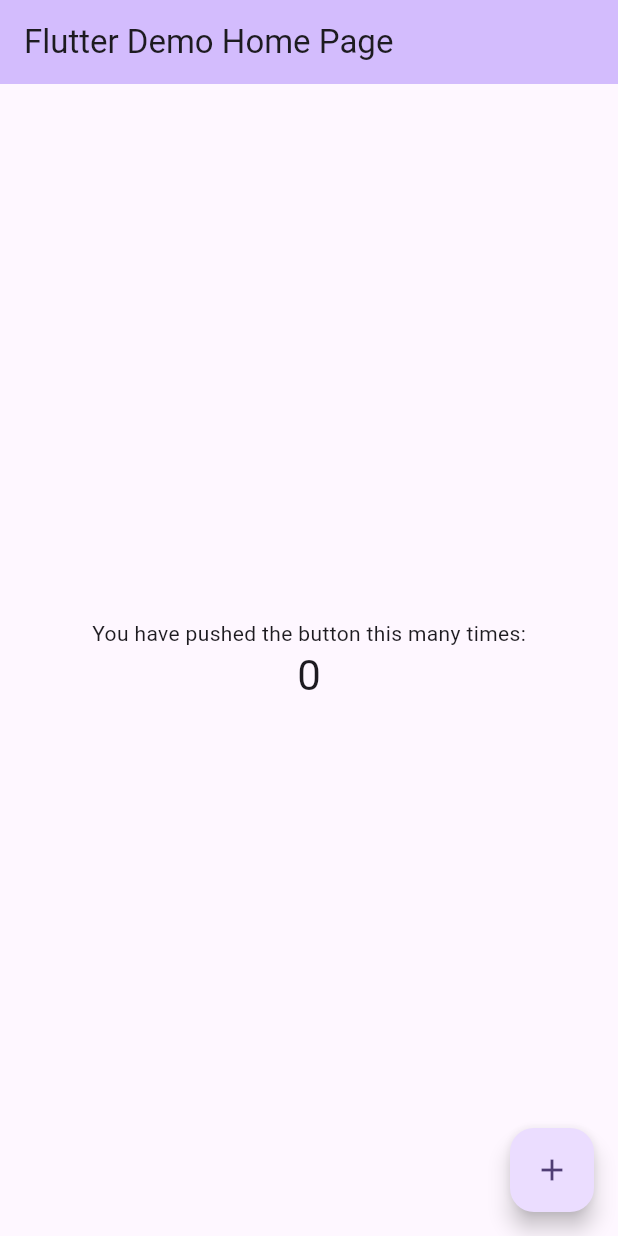
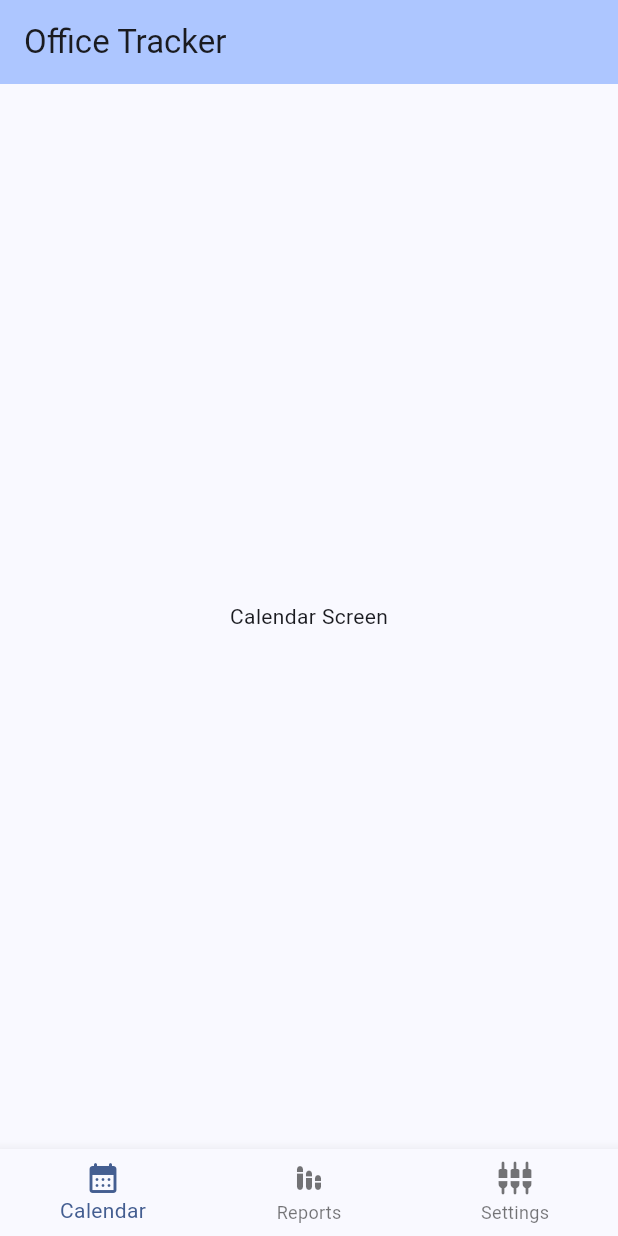
Before and after one commit to fmolina199/office-tracker, a Flutter app: the screen it shows after launch, on a phone screen of 412 x 824 dp. Run offline on Flutter 3.47's test engine with Material 3 defaults, Android fonts, the phone set to English and light mode, and no system bars; our stand-ins replace flutter_local_notifications, geolocator, logger.

Commit message:
Basic Structure

```diff
--- /dev/null
+++ b/lib/constants/colors.dart
@@ -0,0 +1,3 @@
+import 'package:flutter/material.dart';
+
+const mainColor = Colors.blueAccent;
--- a/lib/main.dart
+++ b/lib/main.dart
@@ -1,134 +1,8 @@
 import 'package:flutter/material.dart';
-import 'package:office_tracker/services/location_service.dart';
+import 'package:office_tracker/screens/main_app.dart';
 import 'package:office_tracker/utils/logging_util.dart';
 
 void main() {
   LoggingUtil.configure();
-  runApp(const MyApp());
+  runApp(const MainApp());
 }
-
-class MyApp extends StatelessWidget {
-  const MyApp({super.key});
-
-  // This widget is the root of your application.
-  @override
-  Widget build(BuildContext context) {
-    return MaterialApp(
-      title: 'Flutter Demo',
-      theme: ThemeData(
-        // This is the theme of your application.
-        //
-        // TRY THIS: Try running your application with "flutter run". You'll see
-        // the application has a purple toolbar. Then, without quitting the app,
-        // try changing the seedColor in the colorScheme below to Colors.green
-        // and then invoke "hot reload" (save your changes or press the "hot
-        // reload" button in a Flutter-supported IDE, or press "r" if you used
-        // the command line to start the app).
-        //
-        // Notice that the counter didn't reset back to zero; the application
-        // state is not lost during the reload. To reset the state, use hot
-        // restart instead.
-        //
-        // This works for code too, not just values: Most code changes can be
-        // tested with just a hot reload.
-        colorScheme: ColorScheme.fromSeed(seedColor: Colors.deepPurple),
-      ),
-      home: const MyHomePage(title: 'Flutter Demo Home Page'),
-    );
-  }
-}
-
-class MyHomePage extends StatefulWidget {
-  const MyHomePage({super.key, required this.title});
-
-  // This widget is the home page of your application. It is stateful, meaning
-  // that it has a State object (defined below) that contains fields that affect
-  // how it looks.
-
-  // This class is the configuration for the state. It holds the values (in this
-  // case the title) provided by the parent (in this case the App widget) and
-  // used by the build method of the State. Fields in a Widget subclass are
-  // always marked "final".
-
-  final String title;
-
-  @override
-  State<MyHomePage> createState() => _MyHomePageState();
-}
-
-class _MyHomePageState extends State<MyHomePage> {
-  final _log = LoggingUtil('_MyHomePageState');
-  int _counter = 0;
-  GeoPosition? _currentLocation;
-
-
-  Future<void> _incrementCounter() async {
-    _log.info('Calling _incrementCounter');
-    final location = await LocationService.instance;
-    final newLocation = await location.getLocation();
-    setState(() {
-      // This call to setState tells the Flutter framework that something has
-      // changed in this State, which causes it to rerun the build method below
-      // so that the display can reflect the updated values. If we changed
-      // _counter without calling setState(), then the build method would not be
-      // called again, and so nothing would appear to happen.
-      _counter++;
-      _currentLocation=newLocation;
-    });
-  }
-
-  @override
-  Widget build(BuildContext context) {
-    // This method is rerun every time setState is called, for instance as done
-    // by the _incrementCounter method above.
-    //
-    // The Flutter framework has been optimized to make rerunning build methods
-    // fast, so that you can just rebuild anything that needs updating rather
-    // than having to individually change instances of widgets.
-    return Scaffold(
-      appBar: AppBar(
-        // TRY THIS: Try changing the color here to a specific color (to
-        // Colors.amber, perhaps?) and trigger a hot reload to see the AppBar
-        // change color while the other colors stay the same.
-        backgroundColor: Theme.of(context).colorScheme.inversePrimary,
-        // Here we take the value from the MyHomePage object that was created by
-        // the App.build method, and use it to set our appbar title.
-        title: Text(widget.title),
-      ),
-      body: Center(
-        // Center is a layout widget. It takes a single child and positions it
-        // in the middle of the parent.
-        child: Column(
-          // Column is also a layout widget. It takes a list of children and
-          // arranges them vertically. By default, it sizes itself to fit its
-          // children horizontally, and tries to be as tall as its parent.
-          //
-          // Column has various properties to control how it sizes itself and
-          // how it positions its children. Here we use mainAxisAlignment to
-          // center the children vertically; the main axis here is the vertical
-          // axis because Columns are vertical (the cross axis would be
-          // horizontal).
-          //
-          // TRY THIS: Invoke "debug painting" (choose the "Toggle Debug Paint"
-          // action in the IDE, or press "p" in the console), to see the
-          // wireframe for each widget.
-          mainAxisAlignment: MainAxisAlignment.center,
-          children: <Widget>[
-            const Text('You have pushed the button this many times:'),
-            Text(
-              (_currentLocation == null)
-                  ? '$_counter'
-                  : 'Location: $_currentLocation',
-              style: Theme.of(context).textTheme.headlineMedium,
-            ),
-          ],
-        ),
-      ),
-      floatingActionButton: FloatingActionButton(
-        onPressed: _incrementCounter,
-        tooltip: 'Increment',
-        child: const Icon(Icons.add),
-      ), // This trailing comma makes auto-formatting nicer for build methods.
-    );
-  }
-}
--- /dev/null
+++ b/lib/model/settings.dart
@@ -0,0 +1,20 @@
+class Settings {
+  final int reportMonthSize;
+  final int reportStartMonth;
+
+  Settings({
+    required this.reportMonthSize,
+    required this.reportStartMonth,
+  });
+
+  Map<String, dynamic> toJson() {
+    return {
+      'reportMonthSize': reportMonthSize,
+      'reportStartMonth': reportStartMonth,
+    };
+  }
+
+  Settings.fromJson(Map<String, dynamic> json)
+      : reportMonthSize = int.parse(json['reportMonthSize']),
+        reportStartMonth = int.parse(json['reportStartMonth']);
+}
--- /dev/null
+++ b/lib/screens/calendar_screen.dart
@@ -0,0 +1,15 @@
+import 'package:flutter/material.dart';
+
+class CalendarScreen extends StatefulWidget {
+  const CalendarScreen({super.key});
+
+  @override
+  State<CalendarScreen> createState() => _CalendarScreenState();
+}
+
+class _CalendarScreenState extends State<CalendarScreen> {
+  @override
+  Widget build(BuildContext context) {
+    return const Text('Calendar Screen');
+  }
+}
--- /dev/null
+++ b/lib/screens/home_screen.dart
@@ -0,0 +1,62 @@
+import 'package:flutter/material.dart';
+import 'package:office_tracker/screens/calendar_screen.dart';
+import 'package:office_tracker/screens/report_screen.dart';
+import 'package:office_tracker/screens/settings_screen.dart';
+import 'package:office_tracker/utils/logging_util.dart';
+
+class HomeScreen extends StatefulWidget {
+  final String title;
+
+  const HomeScreen({super.key, required this.title});
+
+  @override
+  State<HomeScreen> createState() => _HomeScreenState();
+}
+
+class _HomeScreenState extends State<HomeScreen> {
+  static final _log = LoggingUtil('_HomeScreenState');
+
+  final List<Widget> _widgets = <Widget>[
+    CalendarScreen(),
+    ReportScreen(),
+    SettingsScreen(),
+  ];
+
+  var _selectedIndex = 0;
+
+  @override
+  Widget build(BuildContext context) {
+    _log.debug('Calling build');
+    return Scaffold(
+      appBar: AppBar(
+        backgroundColor: Theme.of(context).colorScheme.inversePrimary,
+        title: Text(widget.title),
+      ),
+      body: Center(
+        child: _widgets.elementAt(_selectedIndex),
+      ),
+      bottomNavigationBar: BottomNavigationBar(
+        currentIndex: _selectedIndex,
+        items: const <BottomNavigationBarItem> [
+          BottomNavigationBarItem(
+              icon: Icon(Icons.calendar_month_rounded),
+              label: 'Calendar',
+          ),
+          BottomNavigationBarItem(
+            icon: Icon(Icons.stacked_bar_chart_rounded),
+            label: 'Reports',
+          ),
+          BottomNavigationBarItem(
+              icon: Icon(Icons.settings_input_component_rounded),
+              label: 'Settings',
+          ),
+        ],
+        onTap: (value) {
+          setState(() {
+            _selectedIndex = value;
+          });
+        },
+      )
+    );
+  }
+}
--- /dev/null
+++ b/lib/screens/main_app.dart
@@ -0,0 +1,19 @@
+import 'package:flutter/material.dart';
+import 'package:office_tracker/constants/colors.dart';
+import 'package:office_tracker/screens/home_screen.dart';
+
+class MainApp extends StatelessWidget {
+  const MainApp({super.key});
+
+  // This widget is the root of your application.
+  @override
+  Widget build(BuildContext context) {
+    return MaterialApp(
+      title: 'Office Tracker',
+      theme: ThemeData(
+        colorScheme: ColorScheme.fromSeed(seedColor: mainColor),
+      ),
+      home: const HomeScreen(title: 'Office Tracker'),
+    );
+  }
+}
```
Also changed, not shown: lib/constants/menus.dart (added, +37 -0 lines), lib/constants/sizes.dart (added, +10 -0 lines), lib/screens/report_screen.dart (added, +15 -0 lines), lib/screens/settings_screen.dart (added, +45 -0 lines), lib/widgets/forms/inputs/labeled_dropdown_menu.dart (added, +45 -0 lines), lib/widgets/tracker_history/model/day_history.dart (added, +38 -0 lines), lib/widgets/tracker_history/model/month_history.dart (added, +50 -0 lines), lib/widgets/tracker_history/model/tracker_history.dart (added, +50 -0 lines), 1 other file.
